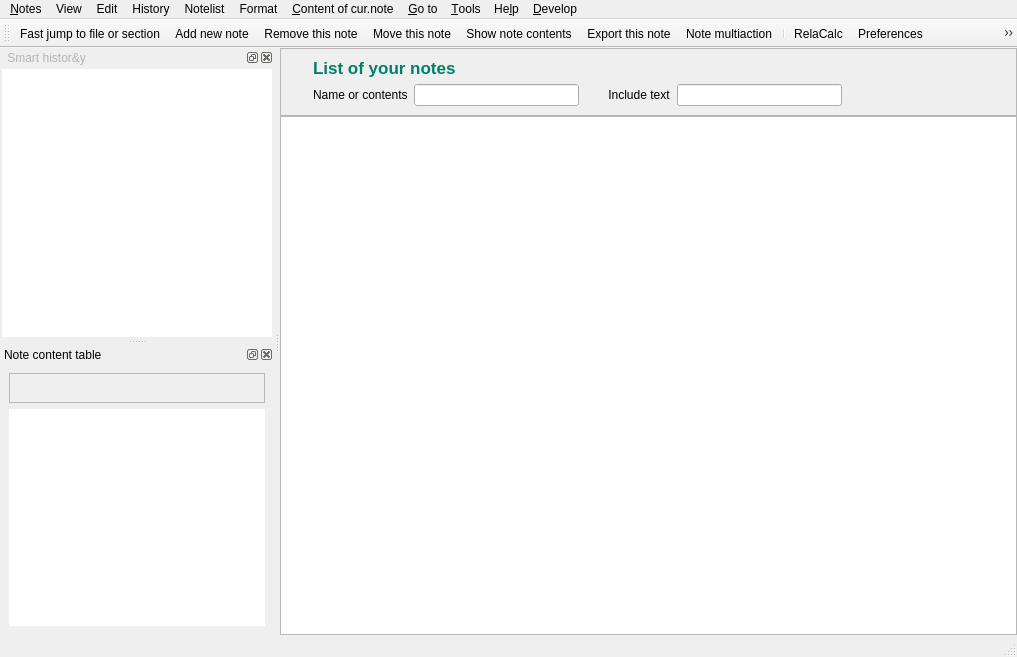
Before: the Qt Designer form src/ui/main_window.ui in vslobodyan/Relanotes, drawn with Qt 5.
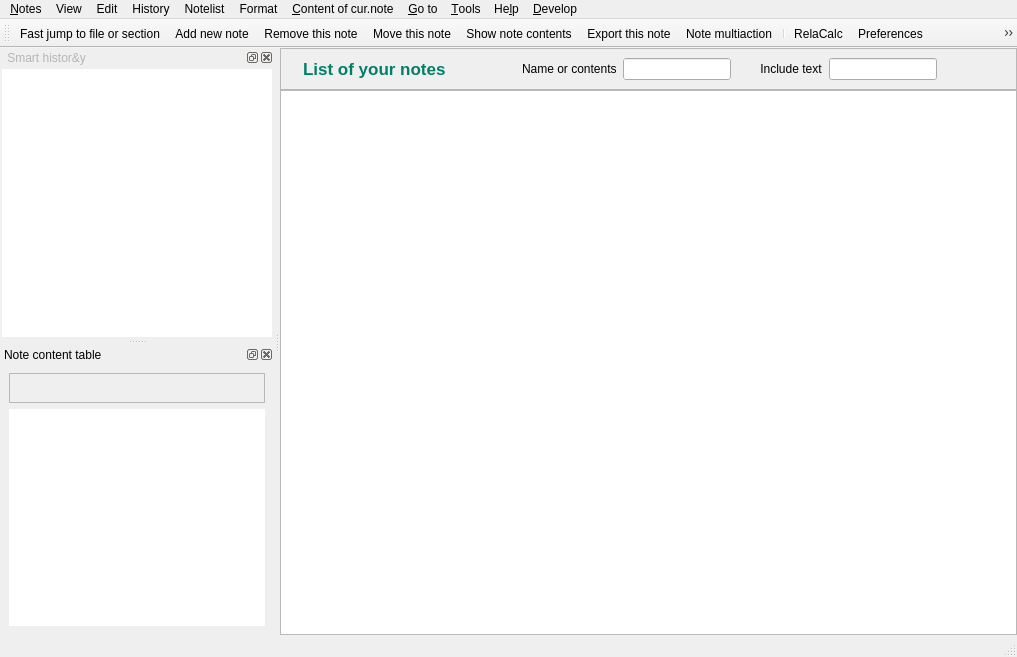
After: the same form once the commit is applied. The open tabs and pages were chosen to show the change. Icons and pictures are not drawn.

Commit message: Обновил интерфейс поля поиска по списку заметок

```diff
--- a/src/ui/main_window.ui
+++ b/src/ui/main_window.ui
@@ -99,16 +99,6 @@
               </widget>
              </item>
              <item>
-              <layout class="QVBoxLayout" name="verticalLayout_8">
-               <property name="leftMargin">
-                <number>10</number>
-               </property>
-               <item>
-                <layout class="QHBoxLayout" name="horizontalLayout_2">
-                 <property name="leftMargin">
-                  <number>0</number>
-                 </property>
-                 <item>
                   <widget class="QLabel" name="label_2">
                    <property name="font">
                     <font>
@@ -135,13 +125,6 @@
                    </property>
                   </spacer>
                  </item>
-                </layout>
-               </item>
-               <item>
-                <layout class="QHBoxLayout" name="horizontalLayout">
-                 <property name="spacing">
-                  <number>6</number>
-                 </property>
                  <item>
                   <widget class="QLabel" name="label">
                    <property name="text">
@@ -151,11 +134,11 @@
                  </item>
                  <item>
                   <widget class="QLineEdit" name="lineNotelist_Filter">
-                   <property name="minimumSize">
-                    <size>
-                     <width>0</width>
-                     <height>0</height>
-                    </size>
+               <property name="sizePolicy">
+                <sizepolicy hsizetype="Minimum" vsizetype="Fixed">
+                 <horstretch>0</horstretch>
+                 <verstretch>0</verstretch>
+                </sizepolicy>
                    </property>
                    <property name="maximumSize">
                     <size>
@@ -198,10 +181,6 @@
                 </layout>
                </item>
               </layout>
-             </item>
-            </layout>
-           </item>
-          </layout>
          </widget>
         </item>
         <item>
```
Left out of the diff: 4 changed lines with no effect on the pictures. Lines whose indentation alone changed are shown as unchanged. The commit also changes 6 other files.
